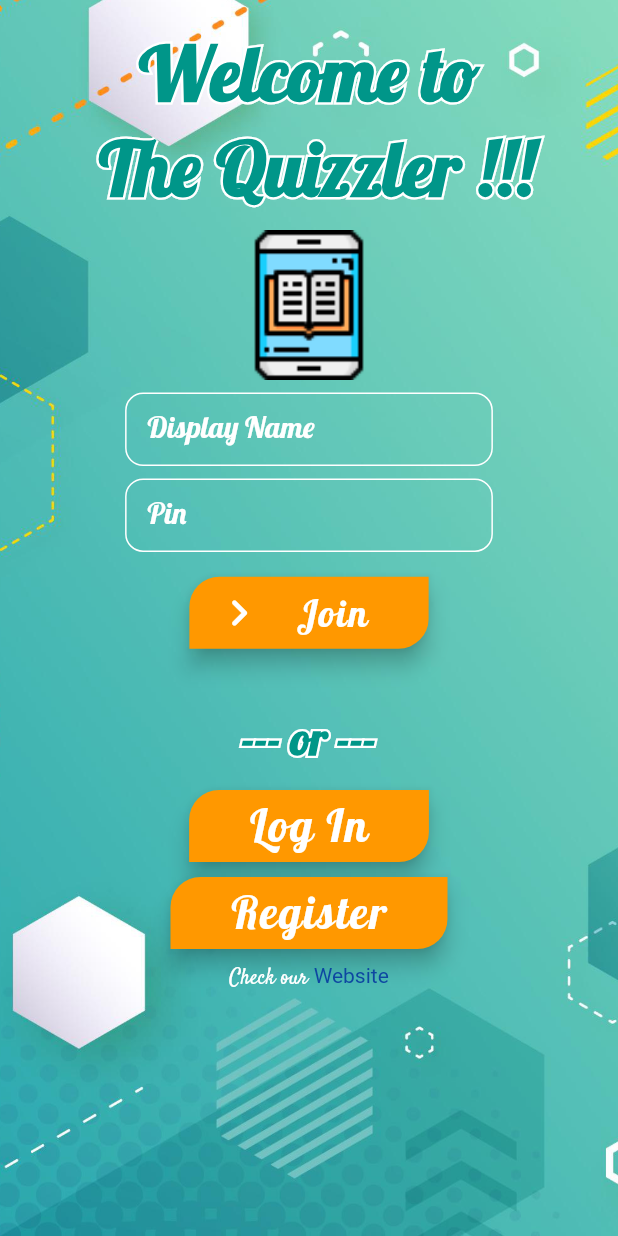
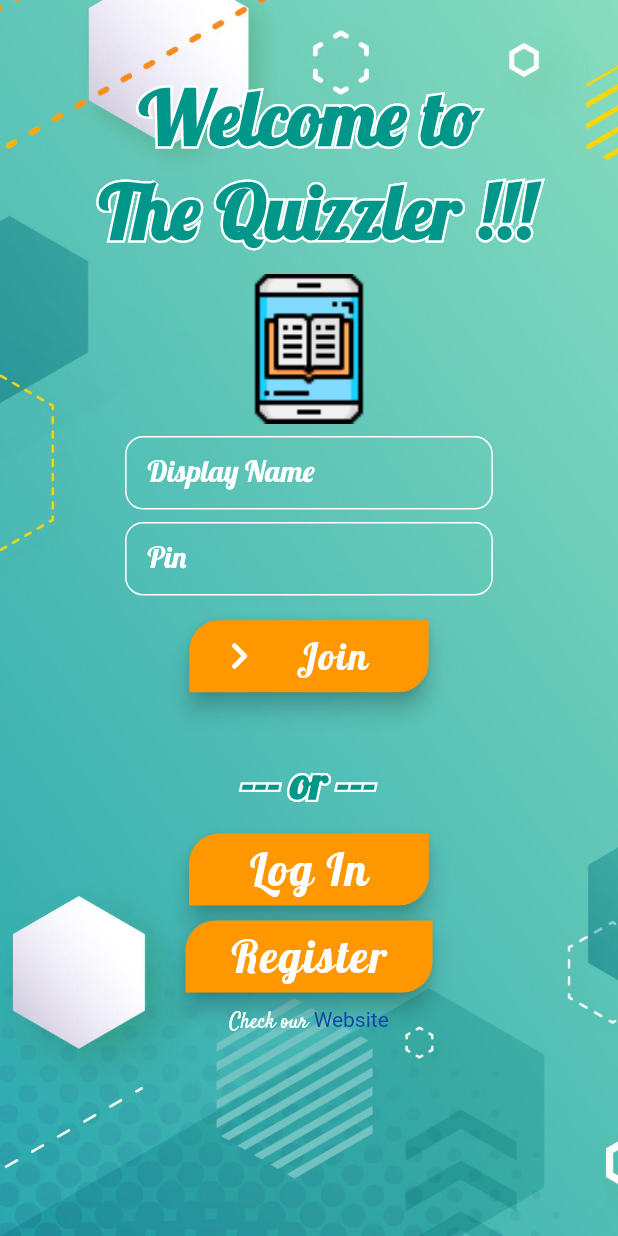
Before and after one commit to michaelbagdazian/Quiz-Project-THU, a Flutter app: the screen it shows after launch, on a phone screen of 412 x 824 dp. Run offline on Flutter 3.47's test engine with Material 2 defaults, Android fonts, the phone set to English and light mode, and no system bars; our stand-ins replace cloud_firestore, dropdown_button2, firebase_auth, firebase_core, firebase_storage, flutter_slidable and 4 more; accounts and stored records are empty.

Commit message:
Fixed paddings

```diff
--- a/lib/screens/authenticate/WelcomingScreen.dart
+++ b/lib/screens/authenticate/WelcomingScreen.dart
@@ -73,7 +73,7 @@ class _WelcominScreenState extends State<WelcominScreen> {
             //*children inside screen
             SingleChildScrollView(
           child: Padding(
-            padding: const EdgeInsets.all(1.0),
+            padding: const EdgeInsets.fromLTRB(1.0, 30.0, 1.0, 8.0),
             child: Column(
               mainAxisAlignment: MainAxisAlignment.center,
               children: [
@@ -188,7 +188,7 @@ class _WelcominScreenState extends State<WelcominScreen> {
           function: () {
             Navigator.pushNamed(cntxt, '/signin');
           },
-          //padding: 40,
+          padding: 40,
         ),
         SizedBox(
           height: 10,
@@ -199,7 +199,7 @@ class _WelcominScreenState extends State<WelcominScreen> {
           function: () {
             Navigator.pushNamed(cntxt, '/register');
           },
-          // padding: 30,
+          padding: 30,
         ),
         SizedBox(
           height: 10,
```
